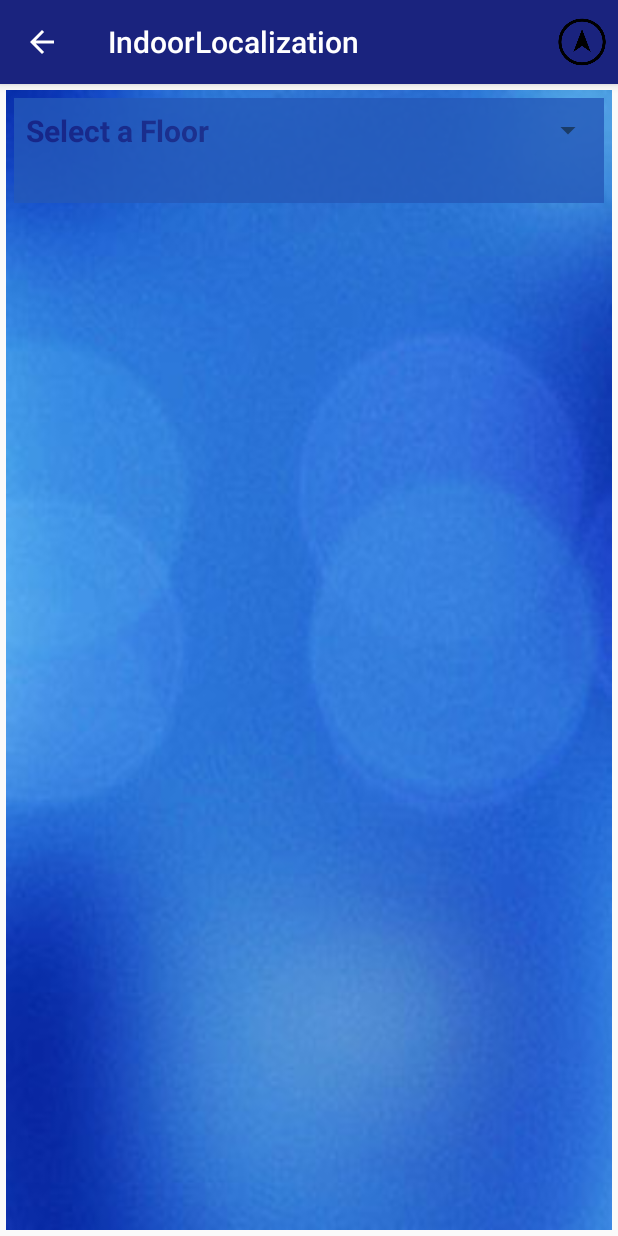
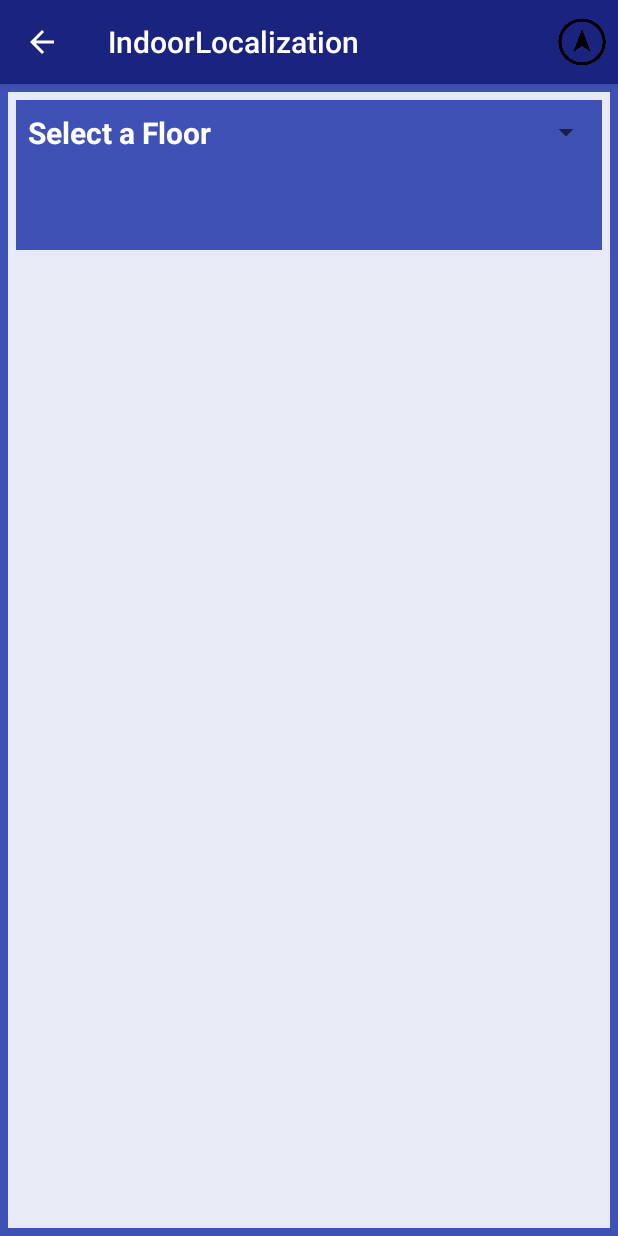
Before and after one commit to abhishek1508/Android-Projects, an Android app: the screen it shows after launch (LocatorDetailsActivity), after a tap on "Jordan Hall", on a phone screen of 412 x 824 dp. Run offline under Robolectric (Android 15) with nearby library versions, the phone set to English and light mode, and no system bars.

Commit message:
Changed the design and user interface

```diff
--- a/IndoorLocalization/app/src/main/AndroidManifest.xml
+++ b/IndoorLocalization/app/src/main/AndroidManifest.xml
@@ -10,6 +10,7 @@
         <activity
             android:name=".LocationFinder"
             android:label="@string/app_name"
+            android:screenOrientation="portrait"
             android:icon="@drawable/ic_launcher">
             <intent-filter>
                 <action android:name="android.intent.action.MAIN" />
@@ -21,6 +22,7 @@
         <activity
             android:name="com.example.abhishek.indoorlocalization.LocatorDetailsActivity"
             android:label="@string/app_name"
+            android:screenOrientation="portrait"
             android:parentActivityName=".LocationFinder" >
             <meta-data
                 android:name="android.support.PARENT_ACTIVITY"
@@ -29,6 +31,7 @@
 
         <activity android:name="com.example.abhishek.indoorlocalization.FindOnMap"
             android:label="Indoor Localization"
+            android:screenOrientation="landscape"
             android:parentActivityName=".LocatorDetailsActivity">
             <meta-data
                 android:name="android.support.PARENT_ACTIVITY"
--- a/IndoorLocalization/app/src/main/java/com/example/abhishek/indoorlocalization/Current_Location.java
+++ b/IndoorLocalization/app/src/main/java/com/example/abhishek/indoorlocalization/Current_Location.java
@@ -4,6 +4,7 @@ import android.app.Fragment;
 import android.content.Context;
 import android.content.Intent;
 import android.os.Bundle;
+import android.provider.ContactsContract;
 import android.util.Log;
 import android.view.KeyEvent;
 import android.view.LayoutInflater;
@@ -16,6 +17,7 @@ import android.widget.ArrayAdapter;
 import android.widget.AutoCompleteTextView;
 import android.widget.ExpandableListView;
 import android.widget.ListView;
+import android.widget.MultiAutoCompleteTextView;
 import android.widget.RelativeLayout;
 import android.widget.Spinner;
 import android.widget.TextView;
@@ -34,15 +36,18 @@ public class Current_Location extends Fragment {
     public String[] mFloorNumber = new String[LocatorDetailsActivity.number_of_floors+1];
     public String[] mListOfSigns;
     private AutoCompleteTextView mSelectSign;
+    private TextView mChooseSignInstruc;
     private Spinner mSelectFloor;
     private RelativeLayout relative;
     private String mDebug = Current_Location.class.getName();
+    private String floor_selected = "";
 
     @Override
     public View onCreateView(LayoutInflater inflater, ViewGroup container, Bundle savedInstanceState) {
         View view = inflater.inflate(R.layout.layout_current_location, container, false);
         init();
         mSelectFloor = (Spinner)view.findViewById(R.id.spinner_select_floor);
+        mChooseSignInstruc = (TextView)view.findViewById(R.id.text_choose_sign);
         mSelectSign = (AutoCompleteTextView)view.findViewById(R.id.auto_complete_sign_selection);
         relative = (RelativeLayout)view.findViewById(R.id.relativeLayout_for_select_sign);
 
@@ -59,16 +64,20 @@ public class Current_Location extends Fragment {
                 to select a sign is made visible and the AutoCompleteTextView is populated with
                 signs relevant to the floor selected.
                  */
-                String floor_selected = parent.getItemAtPosition(position).toString();
-                if(!floor_selected .equalsIgnoreCase("Select a Floor")) {
+                floor_selected = parent.getItemAtPosition(position).toString();
+                if(!floor_selected .equalsIgnoreCase("Select a Floor") && !floor_selected .equalsIgnoreCase("")) {
                     relative.setVisibility(View.VISIBLE);
+                    mChooseSignInstruc.setVisibility(View.VISIBLE);
                     DatabaseHelperAdapter mDatabaseHelperAdapter = DatabaseHelperAdapter.getInstance(mContext);
                     mListOfSigns = mDatabaseHelperAdapter.getSigns(floor_selected);
-                    CustomAdapter mAdapter = new CustomAdapter(getActivity(), R.layout.layout_select_sign, R.id.text_select_sign, mListOfSigns);
+                    Log.d(mDebug, "The value of mListOfSigns inside Current_Location is: "+ mListOfSigns);
+                    ArrayAdapter<String> mAdapter = new ArrayAdapter<String>(getActivity(),android.R.layout.simple_list_item_1,mListOfSigns);
                     mSelectSign.setAdapter(mAdapter);
                 }
-                else
+                else {
                     relative.setVisibility(View.INVISIBLE);
+                    mChooseSignInstruc.setVisibility(View.INVISIBLE);
+                }
             }
 
             @Override
@@ -102,7 +111,9 @@ public class Current_Location extends Fragment {
                     if(result != 1)
                         Toast.makeText(mContext,"Please select a sign from the list",Toast.LENGTH_LONG).show();
                     else{
+                        String mLocationRetrieved = DatabaseHelperAdapter.getInstance(mContext).getLocation(floor_selected,mSignEntered);
                         Intent intent = new Intent(getActivity(),FindOnMap.class);
+                        intent.putExtra("coordinates",mLocationRetrieved);
                         startActivity(intent);
                     }
 
--- a/IndoorLocalization/app/src/main/java/com/example/abhishek/indoorlocalization/DatabaseHelperAdapter.java
+++ b/IndoorLocalization/app/src/main/java/com/example/abhishek/indoorlocalization/DatabaseHelperAdapter.java
@@ -36,19 +36,20 @@ public class DatabaseHelperAdapter {
         return mInstance;
     }
 
-    public ArrayList<String> getLocation(String mFloorNum, String mSignText) {
+    public String getLocation(String mFloorNum, String mSignText) {
         SQLiteDatabase db2 = helper.getWritableDatabase();
         String[] columns = {helper.LOCATION};
         Cursor cursor = db2.query(helper.TABLE_NAME, columns, helper.FLOOR+" = '"+mFloorNum+"'" + "and " + helper.CURR_SIGN + "= '"+ mSignText+"'", null, null, null, null);
 
         //StringBuffer buffer = new StringBuffer();
-        ArrayList<String> locate = new ArrayList<String>();
+        String locate = "";
         int i=0;
         while(cursor.moveToNext()) {
             int u_id = cursor.getColumnIndex(helper.LOCATION);
-            locate.add(cursor.getString(u_id));
+            locate = cursor.getString(u_id);
 
         }
+
         return locate;
     }
     public Integer getFloorCount(String build_name) {
@@ -65,12 +66,15 @@ public class DatabaseHelperAdapter {
         Cursor cursor = db2.query(true,helper.TABLE_NAME,columns,helper.FLOOR+ " = '"+mFloorNum+"'",null,null,null,null,null);
         String[] signs = new String[cursor.getCount()];
         int i=0;
+        int count = 0;
         while(cursor.moveToNext()){
             int u_id = cursor.getColumnIndex(helper.CURR_SIGN);
             signs[i]=cursor.getString(u_id);
             i++;
-
+            count++;
         }
+        Log.d(mDebug, "The value of count inside getSigns is: "+ count);
+        Log.d(mDebug, "The value of signs inside getSigns is: "+ signs);
         return signs;
     }
 
@@ -78,7 +82,7 @@ public class DatabaseHelperAdapter {
 
         private static final String DATABASE_NAME= "ILSDatabase";
         private static final String TABLE_NAME="ILSTable";
-        private static final int DATABASE_VERSION = 37;
+        private static final int DATABASE_VERSION = 57;
         private static final String BUILD_NAME="build_name";
         private static final String FLOOR="floor";
         private static final String PREV_SIGN="prev_sign";
@@ -86,7 +90,7 @@ public class DatabaseHelperAdapter {
         private static final String NEXT_SIGN="next_sign";
         private static final String LOCATION="_location";
         private static final String CREATE_TABLE="CREATE TABLE "+ TABLE_NAME +" ("+BUILD_NAME+" VARCHAR(50),"+FLOOR+" VARCHAR(50), "+PREV_SIGN+" VARCHAR(50), " +
-                " "+CURR_SIGN+" VARCHAR(50), "+NEXT_SIGN+" VARCHAR(50), "+LOCATION+" VARCHAR(50) PRIMARY KEY);";
+                " "+CURR_SIGN+" VARCHAR(50), "+NEXT_SIGN+" VARCHAR(50), "+LOCATION+" VARCHAR(50));";
         private static final String DROP_TABLE="Drop table IF EXISTS "+ TABLE_NAME;
         private Context context;
 
@@ -107,11 +111,14 @@ public class DatabaseHelperAdapter {
                 for(int i = 0; i < EnterSignsAndLocation.mList.size(); i++){
                     cv.put(DatabaseHelper.BUILD_NAME, "Jordan Hall");
                     cv.put(DatabaseHelper.FLOOR,"Floor "+String.valueOf(i+1));
+                    int count = 0;
                     for(Map.Entry me : EnterSignsAndLocation.mList.get(i).entrySet()){
                         cv.put(DatabaseHelper.CURR_SIGN, String.valueOf(me.getKey()));
                         cv.put(DatabaseHelper.LOCATION,String.valueOf(me.getValue()));
                         insertValues(db, cv);
+                        count++;
                     }
+                    Log.d(mDebug, "The value of count is: "+ count);
                 }
 
             }catch (Exception e){
--- a/IndoorLocalization/app/src/main/java/com/example/abhishek/indoorlocalization/EnterSignsAndLocation.java
+++ b/IndoorLocalization/app/src/main/java/com/example/abhishek/indoorlocalization/EnterSignsAndLocation.java
@@ -16,17 +16,195 @@ public class EnterSignsAndLocation {
     HashMap<String,String> mFloor4Details = new HashMap<>();
 
     public void fill_data(){
-        mFloor1Details.put("AAAA","1111");
-        mFloor1Details.put("AABB","2222");
-        mFloor2Details.put("CCCC","3333");
-        mFloor2Details.put("CCDD","4444");
-        mFloor3Details.put("EEEE","5555");
-        mFloor3Details.put("EEFF","6666");
-        mFloor4Details.put("GGGG","7777");
-        mFloor4Details.put("GGHH","8888");
+        mFloor1Details.put("199G, Entrance 3rd Street","847,809");
+        mFloor1Details.put("Exit (near Entrance 199G)","847,809");
+        mFloor1Details.put("Exit (near 123, Lieber Room)","776,804");
+        mFloor1Details.put("123, Lieber Room","776,804");
+        mFloor1Details.put("121, Delph Lab","706,749");
+        mFloor1Details.put("Exit (near 121, Delph Lab)","706,749");
+        mFloor1Details.put("120, Development Office","725,661");
+        mFloor1Details.put("116","672,678");
+        mFloor1Details.put("119","592,750");
+        mFloor1Details.put("113","508,678");
+        mFloor1Details.put("115, Womens Restroom","414,670");
+        mFloor1Details.put("117","486,770");
+        mFloor1Details.put("Sign- Medical Sciences (near back Entrance)","6666");
+        mFloor1Details.put("Exit (near 115, Womens Restroom)","7777");
+        mFloor1Details.put("Exit (near 111,Conference Room)","8888");
+        mFloor1Details.put("Sign- Medical Sciences (near 111, Conference Room)","1111");
+        mFloor1Details.put("111, Conference Room","2222");
+        mFloor1Details.put("109","3333");
+        mFloor1Details.put("110","4444");
+        mFloor1Details.put("112","5555");
+        mFloor1Details.put("108","6666");
+        mFloor1Details.put("104, Med Sciences Program Office","7777");
+        mFloor1Details.put("107","8888");
+        mFloor1Details.put("105, Director's Office","1111");
+        mFloor1Details.put("104","2222");
+        mFloor1Details.put("102, Alumni Room, Conference Room","3333");
+        mFloor1Details.put("103","4444");
+        mFloor1Details.put("101","5555");
+        mFloor1Details.put("Sign- Medical Sciences (near 101)","6666");
+        mFloor1Details.put("Exit (near Northwest Entrance)","7777");
+        mFloor1Details.put("Sign- Medical Sciences (near A100)","8888");
+        mFloor1Details.put("A100","1111");
+        mFloor1Details.put("A100A","2222");
+        mFloor1Details.put("Exit (near A199, Cafeteria, Seating Area)","3333");
+        mFloor1Details.put("122A","5555");
+        mFloor1Details.put("Exit (near 122A)","6666");
+        mFloor1Details.put("A199G, Elevator","7777");
+        mFloor1Details.put("A194","8888");
+        mFloor1Details.put("Stair (near A194)","1111");
+        mFloor1Details.put("Exit (near Undergraduate Advising Office Sign)","2222");
+        mFloor1Details.put("Sign- Undergraduate Advising Office A115","3333");
+        mFloor1Details.put("Sign- JA100","4444");
+        mFloor1Details.put("122","5555");
+        mFloor1Details.put("124, JH 124","6666");
+        mFloor1Details.put("A100","7777");
+        mFloor1Details.put("127, Department of Biology","8888");
+        mFloor1Details.put("127D, Payroll","1111");
+        mFloor1Details.put("126","2222");
+        mFloor1Details.put("128","3333");
+        mFloor1Details.put("129, Computing Support, JH 129 Biology Computing Support Office","4444");
+        mFloor1Details.put("130","5555");
+        mFloor1Details.put("131","6666");
+        mFloor1Details.put("133, Martins Lab","7777");
+        mFloor1Details.put("143","8888");
+        mFloor1Details.put("141, Mens Restroom","1111");
+        mFloor1Details.put("Exit (Near 141, Men Restroom)","2222");
+        mFloor1Details.put("Sign- To Room 065 (near 141, Men Restroom)","3333");
+        mFloor1Details.put("103","4444");
+        mFloor1Details.put("135","5555");
+        mFloor1Details.put("Sign- Stair (near 135)","6666");
+        mFloor1Details.put("Exit (near 143 & 145)","7777");
+        mFloor1Details.put("Sign- Biology Office 142 (near 145)","8888");
+        mFloor1Details.put("147, Womens Restroom","5555");
+        mFloor1Details.put("132","6666");
+        mFloor1Details.put("134","7777");
+        mFloor1Details.put("149, Berner Lab, Schultz Lab","8888");
+        mFloor1Details.put("136","1111");
+        mFloor1Details.put("155, Reynold Lab","2222");
+        mFloor1Details.put("Sign- Exit (near Room 155)","3333");
+        mFloor1Details.put("Sign- Room 124 (near Room 155) ","4444");
+        mFloor1Details.put("159","5555");
+        mFloor1Details.put("138","6666");
+        mFloor1Details.put("Sign- First Floor (near 138), Martins Lab","7777");
+        mFloor1Details.put("Sign- Stair(near 138)","8888");
+        mFloor1Details.put("Sign- Exit (near 138, northeast Entance)","1111");
+        mFloor1Details.put("Sign- Stair (near NorthEast Entrance)","2222");
+        mFloor1Details.put("Sign- 142, Departmental Office","3333");
+        mFloor1Details.put("A199K, Service Elevator","4444");
+        mFloor1Details.put("A198","5555");
+        mFloor1Details.put("A197","6666");
+        mFloor1Details.put("A106","7777");
+        mFloor1Details.put("A105","8888");
+        mFloor1Details.put("Sign- Exit (near A105)","6666");
+        mFloor1Details.put("Sign- Undergraduate Advising Office A115 (near A105)","7777");
+        mFloor1Details.put("Sign- Rooms A107, A109, A110, A115 (near A107)","8888");
+        mFloor1Details.put("A107","5555");
+        mFloor1Details.put("A108","6666");
+        mFloor1Details.put("Sign- Exit(near A108)","7777");
+        mFloor1Details.put("Sign- Stair (near A108 and Exit)","8888");
+        mFloor1Details.put("A109, L113","1111");
+        mFloor1Details.put("A110, Q201 ","2222");
+        mFloor1Details.put("A111","3333");
+        mFloor1Details.put("A112, James Hengeveld Biology L113","4444");
+        mFloor1Details.put("A113","5555");
+        mFloor1Details.put("A114","6666");
+        mFloor1Details.put("A115, Biology Undergraduate Advisor","7777");
+        mFloor1Details.put("A104, L113","8888");
+        mFloor1Details.put("A196A, Mens Restroom","1111");
+        mFloor1Details.put("A195A, Womens Restroom","2222");
+        mFloor1Details.put("A103","3333");
+        mFloor1Details.put("Sign- Exit (near A103 & A199)","4444");
+        mFloor1Details.put("A199,Life Science's Library","");
+        mFloor1Details.put("A199, Cafeteria","6666");
+        mFloor1Details.put("Sign- Jordan Hall A302 (near A199, Cafeteria)","7777");
+        mFloor1Details.put("Sign- South Stair 1 (near 123, Lieber Room)","8888");
+
+        mFloor2Details.put("NorthWest Stair 2","1111");
+        mFloor2Details.put("Exit (near Room 200)","2222");
+        mFloor2Details.put("200","3333");
+        mFloor2Details.put("201","4444");
+        mFloor2Details.put("202","5555");
+        mFloor2Details.put("204","6666");
+        mFloor2Details.put("206","7777");
+        mFloor2Details.put("207","8888");
+        mFloor2Details.put("208","1111");
+        mFloor2Details.put("209 Hollenhorst Lab","2222");
+        mFloor2Details.put("210","3333");
+        mFloor2Details.put("211","4444");
+        mFloor2Details.put("213","5555");
+        mFloor2Details.put("216","6666");
+        mFloor2Details.put("Exit (near Room 216 & Elevator)","7777");
+        mFloor2Details.put("Sign Stair(near Room 216)","8888");
+        mFloor2Details.put("215, Mens Restroom","1111");
+        mFloor2Details.put("219","2222");
+        mFloor2Details.put("217","3333");
+        mFloor2Details.put("217A","4444");
+        mFloor2Details.put("217B","5555");
+        mFloor2Details.put("219A","6666");
+        mFloor2Details.put("219B","7777");
+        mFloor2Details.put("Exit (near Room 217)","8888");
+        mFloor2Details.put("Sign Stair (near Room 215)","1111");
+        mFloor2Details.put("221","2222");
+        mFloor2Details.put("Sign Stair (near Room 221)","3333");
+        mFloor2Details.put("Exit (near Room 221)","2222");
+        mFloor2Details.put("218","3333");
+        mFloor2Details.put("218A","4444");
+        mFloor2Details.put("225","5555");
+        mFloor2Details.put("Exit (near 225)","6666");
+        mFloor2Details.put("229","7777");
+        mFloor2Details.put("220","8888");
+        mFloor2Details.put("220A","1111");
+        mFloor2Details.put("239 Lab","2222");
+        mFloor2Details.put("Exit (near 239)","3333");
+        mFloor2Details.put("224","4444");
+        mFloor2Details.put("226 Hurley Lab","5555");
+        mFloor2Details.put("228A Hurley Lab","6666");
+        mFloor2Details.put("243 Hurley lab","7777");
+        mFloor2Details.put("228","8888");
+        mFloor2Details.put("245","1111");
+        mFloor2Details.put("247","2222");
+        mFloor2Details.put("249 The Hahn Lab","3333");
+        mFloor2Details.put("251 Womens Restroom","4444");
+        mFloor2Details.put("Exit (near Room 251)","5555");
+        mFloor2Details.put("Sign Star (near Room 251)","6666");
+        mFloor2Details.put("Exit (Near 255)","7777");
+        mFloor2Details.put("255","8888");
+        mFloor2Details.put("257","1111");
+        mFloor2Details.put("230","2222");
+        mFloor2Details.put("259 Mens Restroom","3333");
+        mFloor2Details.put("232","2222");
+        mFloor2Details.put("234","3333");
+        mFloor2Details.put("261 Lab","4444");
+        mFloor2Details.put("236","5555");
+        mFloor2Details.put("236A","6666");
+        mFloor2Details.put("238 Lennon Lab","7777");
+        mFloor2Details.put("292","8888");
+        mFloor2Details.put("265 Demas lab","1111");
+        mFloor2Details.put("267 Demas Lab","2222");
+        mFloor2Details.put("Exit (near 267)","3333");
+        mFloor2Details.put("A229B","4444");
+        mFloor2Details.put("269A","5555");
+        mFloor2Details.put("248 Ralph E Cleland Seminar Room","6666");
+        mFloor2Details.put("270 Smith Lab","7777");
+        mFloor2Details.put("Exit (near 248)","8888");
+        mFloor2Details.put("Sign Stair (near 248)","1111");
+        mFloor2Details.put("South Stair 2 (near 299B)","2222");
+        mFloor2Details.put("249 The Hahn Lab","3333");
+        mFloor2Details.put("251 Womens Restroom","4444");
+        mFloor2Details.put("Exit (near Room 251)","5555");
+        mFloor2Details.put("Sign Star (near Room 251)","6666");
+        mFloor2Details.put("Exit (Near 255)","7777");
+        mFloor2Details.put("255","8888");
+        mFloor2Details.put("257","1111");
+        mFloor2Details.put("230","2222");
+        mFloor2Details.put("259 Mens Restroom","3333");
+
+
+
         mList.add(mFloor1Details);
         mList.add(mFloor2Details);
-        mList.add(mFloor3Details);
-        mList.add(mFloor4Details);
     }
 }
--- a/IndoorLocalization/app/src/main/res/layout/layout_current_location.xml
+++ b/IndoorLocalization/app/src/main/res/layout/layout_current_location.xml
@@ -2,15 +2,14 @@
 <RelativeLayout xmlns:android="http://schemas.android.com/apk/res/android"
     android:layout_width="match_parent"
     android:layout_height="match_parent"
-    android:layout_margin="2dp"
-    android:background="@drawable/blue">
+    android:layout_margin="5dp"
+    android:background="#e8eaf6">
 
     <RelativeLayout
         android:layout_width="fill_parent"
-        android:layout_height="70dp"
+        android:layout_height="100dp"
         android:layout_margin="5dp"
-        android:background="#2559b9"
-        android:alpha="0.8"
+        android:background="#3f51b5"
         android:id="@+id/relativeLayout_for_listView">
 
 
@@ -21,49 +20,52 @@
             android:layout_alignParentTop="true"
             android:layout_centerHorizontal="true"
             android:layout_centerVertical="true"/>
+
+        <TextView
+            android:layout_width="wrap_content"
+            android:layout_height="wrap_content"
+            android:paddingLeft="8dp"
+            android:layout_marginTop="5dp"
+            android:textColor="#64DD17"
+            android:textStyle="bold|italic"
+            android:textSize="20sp"
+            android:textAppearance="?android:attr/textAppearanceMedium"
+            android:text="Please select a sign"
+            android:id="@+id/text_choose_sign"
+            android:layout_alignParentBottom="true"
+            android:layout_marginBottom="5dp"
+            android:visibility="invisible"/>
     </RelativeLayout>
 
     <RelativeLayout
         android:id="@+id/relativeLayout_for_select_sign"
         android:layout_width="fill_parent"
-        android:layout_height="wrap_content"
+        android:layout_height="80dp"
         android:layout_marginTop="5dp"
         android:layout_marginBottom="110dp"
         android:layout_below="@+id/relativeLayout_for_listView"
         android:layout_alignLeft="@+id/relativeLayout_for_listView"
         android:layout_alignStart="@+id/relativeLayout_for_listView"
         android:layout_alignRight="@+id/relativeLayout_for_listView"
-        android:background="#2559b9"
+        android:background="#3f51b5"
         android:visibility="invisible">
-
-        <TextView
-            android:layout_width="wrap_content"
-            android:layout_height="wrap_content"
-            android:paddingLeft="8dp"
-            android:layout_marginTop="5dp"
-            android:textColor="#ffffff"
-            android:textStyle="bold|italic"
-            android:textSize="20sp"
-            android:textAppearance="?android:attr/textAppearanceMedium"
-            android:text="Please select a sign"
-            android:id="@+id/text_choose_sign"
-            android:layout_alignParentTop="true"
-            android:layout_alignParentLeft="true"
-            android:layout_alignParentStart="true" />
 
         <AutoCompleteTextView
             android:layout_width="match_parent"
             android:layout_height="wrap_content"
+            android:layout_marginLeft="5dp"
             android:cursorVisible="true"
             android:textColor="#ffffff"
-            android:textSize="22sp"
+            android:textSize="19sp"
             android:textStyle="bold"
             android:imeOptions="actionGo"
-            android:inputType="textAutoCorrect|textAutoComplete"
+            android:ems="10"
+            android:inputType="textAutoComplete|textAutoCorrect"
             android:id="@+id/auto_complete_sign_selection"
-            android:layout_below="@+id/text_choose_sign"
             android:layout_alignParentLeft="true"
-            android:layout_alignParentStart="true" />
+            android:layout_alignParentStart="true"
+            android:layout_centerVertical="true"
+            android:layout_centerHorizontal="true"/>
     </RelativeLayout>
 
 
--- a/IndoorLocalization/app/src/main/res/layout/layout_floor_list.xml
+++ b/IndoorLocalization/app/src/main/res/layout/layout_floor_list.xml
@@ -1,6 +1,7 @@
 <?xml version="1.0" encoding="utf-8"?>
 <RelativeLayout xmlns:android="http://schemas.android.com/apk/res/android"
-    android:layout_width="match_parent" android:layout_height="match_parent">
+    android:layout_width="match_parent" android:layout_height="match_parent"
+    android:background="#3f51b5">
 
     <TextView
         android:layout_width="wrap_content"
@@ -8,7 +9,7 @@
         android:padding="8dp"
         android:textAppearance="?android:attr/textAppearanceMedium"
         android:text="Medium Text"
-        android:textColor="#1a237e"
+        android:textColor="#ffffff"
         android:textStyle="bold"
         android:textSize="20sp"
         android:id="@+id/floor_number"
--- a/IndoorLocalization/app/src/main/res/layout/layout_navigate.xml
+++ b/IndoorLocalization/app/src/main/res/layout/layout_navigate.xml
@@ -2,8 +2,8 @@
 <RelativeLayout xmlns:android="http://schemas.android.com/apk/res/android"
     android:layout_width="match_parent"
     android:layout_height="match_parent"
-    android:layout_margin="2dp"
-    android:background="@drawable/blue">
+    android:layout_margin="5dp"
+    android:background="#e8eaf6">
 
 
 </RelativeLayout>
--- a/IndoorLocalization/app/src/main/res/layout/locate_yourself.xml
+++ b/IndoorLocalization/app/src/main/res/layout/locate_yourself.xml
@@ -3,6 +3,6 @@
     android:id="@+id/frame_container"
     android:layout_width="match_parent"
     android:layout_height="match_parent"
-    android:layout_margin="2dp">
+    android:background="#3f51b5">
 
 </FrameLayout>
--- a/IndoorLocalization/app/src/main/res/values/dimens.xml
+++ b/IndoorLocalization/app/src/main/res/values/dimens.xml
@@ -2,4 +2,5 @@
     <!-- Default screen margins, per the Android Design guidelines. -->
     <dimen name="activity_horizontal_margin">16dp</dimen>
     <dimen name="activity_vertical_margin">16dp</dimen>
+    <dimen name="min_map_size">16dp</dimen>
 </resources>
```
Also changed, not shown: IndoorLocalization/app/src/main/java/com/example/abhishek/indoorlocalization/FindOnMap.java (+124 -0 lines), IndoorLocalization/app/src/main/java/com/example/abhishek/indoorlocalization/GetViewOfMap.java (added, +82 -0 lines), IndoorLocalization/app/src/main/java/com/example/abhishek/indoorlocalization/OverScrollerCompat.java (added, +29 -0 lines), IndoorLocalization/app/src/main/java/com/example/abhishek/indoorlocalization/Zoomer.java (added, +114 -0 lines), IndoorLocalization/app/src/main/res/layout/layout_map.xml (+6 -6 lines), IndoorLocalization/app/src/main/res/drawable-hdpi/floor2.jpg (added), IndoorLocalization/app/src/main/res/drawable-mdpi/floor2.jpg (added), IndoorLocalization/app/src/main/res/drawable-xhdpi/floor2.jpg (added), IndoorLocalization/app/src/main/res/drawable-xxhdpi/floor2.jpg (added), IndoorLocalization/app/src/main/res/drawable/floor2.jpg (added).
